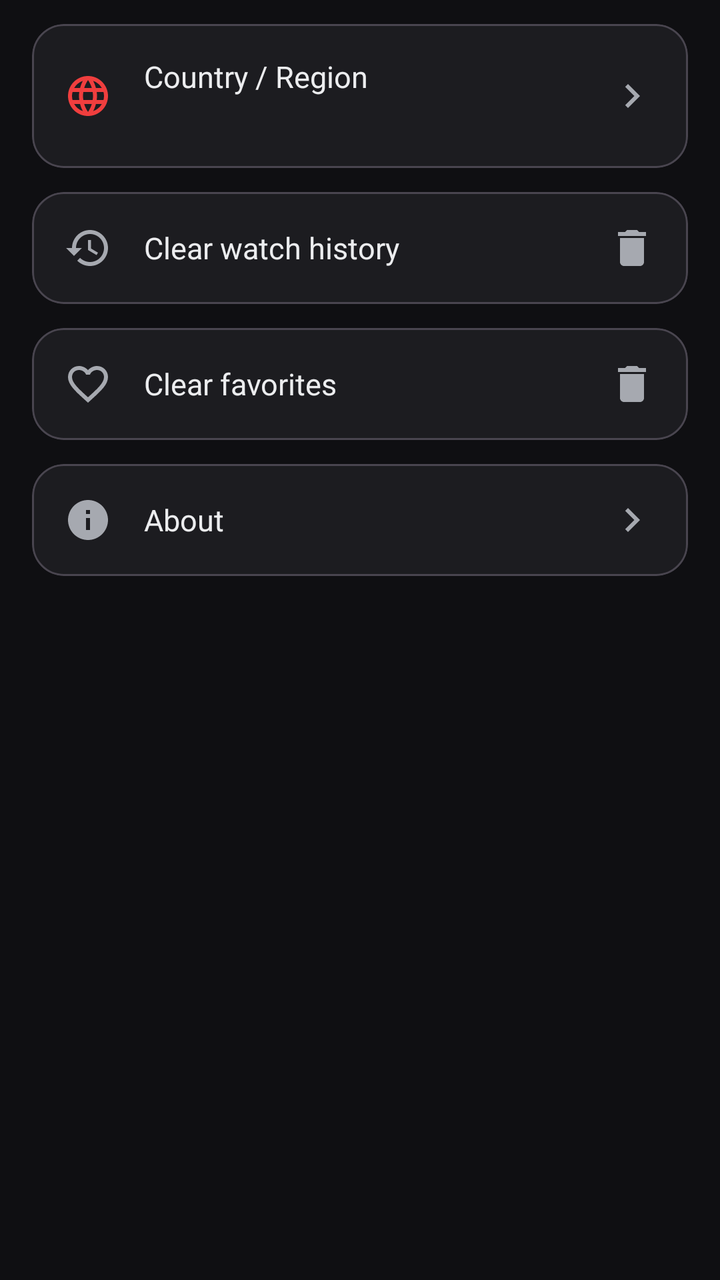
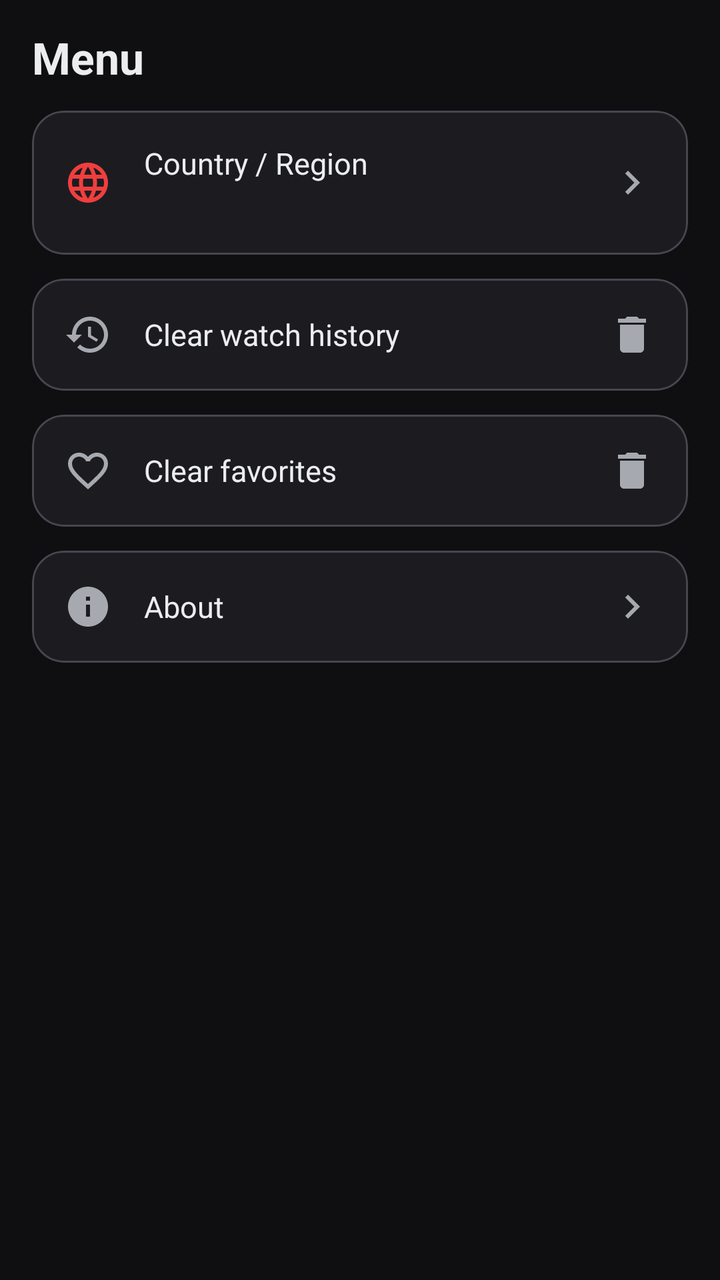

The first picture is an Android layout as it rendered before a commit; the second is the same layout after the commit. The layout source and the unified diff follow.
<!-- AndroidManifest.xml: application theme Theme.SparkTube -->
<!-- res/layout/fragment_menu.xml -->
<?xml version="1.0" encoding="utf-8"?>
<ScrollView xmlns:android="http://schemas.android.com/apk/res/android"
    xmlns:app="http://schemas.android.com/apk/res-auto"
    android:layout_width="match_parent"
    android:layout_height="match_parent"
    android:background="@color/bg"
    android:clipToPadding="false"
    android:paddingBottom="110dp">

    <LinearLayout
        android:layout_width="match_parent"
        android:layout_height="wrap_content"
        android:orientation="vertical"
        android:paddingStart="16dp"
        android:paddingTop="12dp"
        android:paddingEnd="16dp"
        android:paddingBottom="16dp">

        <com.google.android.material.card.MaterialCardView
            android:id="@+id/rowCountry"
            android:layout_width="match_parent"
            android:layout_height="wrap_content"
            android:layout_marginBottom="12dp"
            android:clickable="true"
            android:focusable="true"
            app:cardBackgroundColor="@color/surface"
            app:cardCornerRadius="16dp"
            app:cardElevation="0dp"
            app:rippleColor="#33F03E3E">

            <LinearLayout
                android:layout_width="match_parent"
                android:layout_height="wrap_content"
                android:gravity="center_vertical"
                android:orientation="horizontal"
                android:padding="16dp">

                <ImageView
                    android:layout_width="24dp"
                    android:layout_height="24dp"
                    android:importantForAccessibility="no"
                    android:src="@drawable/ic_globe"
                    app:tint="@color/spark_red" />

                <LinearLayout
                    android:layout_width="0dp"
                    android:layout_height="wrap_content"
                    android:layout_marginStart="16dp"
                    android:layout_weight="1"
                    android:orientation="vertical">

                    <TextView
                        android:layout_width="wrap_content"
                        android:layout_height="wrap_content"
                        android:text="@string/country_region"
                        android:textColor="@color/on_surface"
                        android:textSize="15sp" />

                    <TextView
                        android:id="@+id/countryValue"
                        android:layout_width="wrap_content"
                        android:layout_height="wrap_content"
                        android:layout_marginTop="2dp"
                        android:textColor="@color/on_surface_variant"
                        android:textSize="13sp" />
                </LinearLayout>

                <ImageView
                    android:layout_width="24dp"
                    android:layout_height="24dp"
                    android:importantForAccessibility="no"
                    android:src="@drawable/ic_chevron_right"
                    app:tint="@color/on_surface_variant" />
            </LinearLayout>
        </com.google.android.material.card.MaterialCardView>

        <com.google.android.material.card.MaterialCardView
            android:id="@+id/rowClearHistory"
            android:layout_width="match_parent"
            android:layout_height="wrap_content"
            android:layout_marginBottom="12dp"
            android:clickable="true"
            android:focusable="true"
            app:cardBackgroundColor="@color/surface"
            app:cardCornerRadius="16dp"
            app:cardElevation="0dp">

            <LinearLayout
                android:layout_width="match_parent"
                android:layout_height="wrap_content"
                android:gravity="center_vertical"
                android:orientation="horizontal"
                android:padding="16dp">

                <ImageView
                    android:layout_width="24dp"
                    android:layout_height="24dp"
                    android:importantForAccessibility="no"
                    android:src="@drawable/ic_history"
                    app:tint="@color/on_surface_variant" />

                <TextView
                    android:layout_width="0dp"
                    android:layout_height="wrap_content"
                    android:layout_marginStart="16dp"
                    android:layout_weight="1"
                    android:text="@string/clear_history"
                    android:textColor="@color/on_surface"
                    android:textSize="15sp" />

                <ImageView
                    android:layout_width="24dp"
                    android:layout_height="24dp"
                    android:importantForAccessibility="no"
                    android:src="@drawable/ic_delete"
                    app:tint="@color/on_surface_variant" />
            </LinearLayout>
        </com.google.android.material.card.MaterialCardView>

        <com.google.android.material.card.MaterialCardView
            android:id="@+id/rowClearFavorites"
            android:layout_width="match_parent"
            android:layout_height="wrap_content"
            android:layout_marginBottom="12dp"
            android:clickable="true"
            android:focusable="true"
            app:cardBackgroundColor="@color/surface"
            app:cardCornerRadius="16dp"
            app:cardElevation="0dp">

            <LinearLayout
                android:layout_width="match_parent"
                android:layout_height="wrap_content"
                android:gravity="center_vertical"
                android:orientation="horizontal"
                android:padding="16dp">

                <ImageView
                    android:layout_width="24dp"
                    android:layout_height="24dp"
                    android:importantForAccessibility="no"
                    android:src="@drawable/ic_favorite_border"
                    app:tint="@color/on_surface_variant" />

                <TextView
                    android:layout_width="0dp"
                    android:layout_height="wrap_content"
                    android:layout_marginStart="16dp"
                    android:layout_weight="1"
                    android:text="@string/clear_favorites"
                    android:textColor="@color/on_surface"
                    android:textSize="15sp" />

                <ImageView
                    android:layout_width="24dp"
                    android:layout_height="24dp"
                    android:importantForAccessibility="no"
                    android:src="@drawable/ic_delete"
                    app:tint="@color/on_surface_variant" />
            </LinearLayout>
        </com.google.android.material.card.MaterialCardView>

        <com.google.android.material.card.MaterialCardView
            android:id="@+id/rowAbout"
            android:layout_width="match_parent"
            android:layout_height="wrap_content"
            android:layout_marginBottom="12dp"
            android:clickable="true"
            android:focusable="true"
            app:cardBackgroundColor="@color/surface"
            app:cardCornerRadius="16dp"
            app:cardElevation="0dp">

            <LinearLayout
                android:layout_width="match_parent"
                android:layout_height="wrap_content"
                android:gravity="center_vertical"
                android:orientation="horizontal"
                android:padding="16dp">

                <ImageView
                    android:layout_width="24dp"
                    android:layout_height="24dp"
                    android:importantForAccessibility="no"
                    android:src="@drawable/ic_info"
                    app:tint="@color/on_surface_variant" />

                <TextView
                    android:layout_width="0dp"
                    android:layout_height="wrap_content"
                    android:layout_marginStart="16dp"
                    android:layout_weight="1"
                    android:text="@string/about"
                    android:textColor="@color/on_surface"
                    android:textSize="15sp" />

                <ImageView
                    android:layout_width="24dp"
                    android:layout_height="24dp"
                    android:importantForAccessibility="no"
                    android:src="@drawable/ic_chevron_right"
                    app:tint="@color/on_surface_variant" />
            </LinearLayout>
        </com.google.android.material.card.MaterialCardView>

        <TextView
            android:id="@+id/version"
            android:layout_width="match_parent"
            android:layout_height="wrap_content"
            android:layout_marginTop="8dp"
            android:gravity="center"
            android:textColor="@color/on_surface_variant"
            android:textSize="12sp" />
    </LinearLayout>
</ScrollView>
<!-- resources referenced by this layout -->
<resources>
  <color name="bg">#0F0F12</color>
  <color name="on_surface">#ECEDEF</color>
  <color name="on_surface_variant">#A6A9B0</color>
  <color name="spark_red">#F03E3E</color>
  <color name="surface">#1C1C20</color>
  <!-- drawable ic_chevron_right (drawable) -->
  <vector xmlns:android="http://schemas.android.com/apk/res/android"
      android:width="24dp"
      android:height="24dp"
      android:viewportWidth="24"
      android:viewportHeight="24"
      android:tint="?attr/colorControlNormal">
      <path
          android:fillColor="@android:color/white"
          android:pathData="M10,6L8.59,7.41 13.17,12l-4.58,4.59L10,18l6,-6z"/>
  </vector>
  <!-- drawable ic_delete (drawable) -->
  <vector xmlns:android="http://schemas.android.com/apk/res/android"
      android:width="24dp"
      android:height="24dp"
      android:viewportWidth="24"
      android:viewportHeight="24"
      android:tint="?attr/colorControlNormal">
      <path
          android:fillColor="@android:color/white"
          android:pathData="M6,19c0,1.1 0.9,2 2,2h8c1.1,0 2,-0.9 2,-2V7H6v12zM19,4h-3.5l-1,-1h-5l-1,1H5v2h14V4z"/>
  </vector>
  <!-- drawable ic_favorite_border (drawable) -->
  <vector xmlns:android="http://schemas.android.com/apk/res/android"
      android:width="24dp"
      android:height="24dp"
      android:viewportWidth="24"
      android:viewportHeight="24"
      android:tint="?attr/colorControlNormal">
      <path
          android:fillColor="@android:color/white"
          android:pathData="M16.5,3c-1.74,0 -3.41,0.81 -4.5,2.09C10.91,3.81 9.24,3 7.5,3 4.42,3 2,5.42 2,8.5c0,3.78 3.4,6.86 8.55,11.54L12,21.35l1.45,-1.32C18.6,15.36 22,12.28 22,8.5 22,5.42 19.58,3 16.5,3zM12.1,18.55l-0.1,0.1 -0.1,-0.1C7.14,14.24 4,11.39 4,8.5 4,6.5 5.5,5 7.5,5c1.54,0 3.04,0.99 3.57,2.36h1.87C13.46,5.99 14.96,5 16.5,5c2,0 3.5,1.5 3.5,3.5 0,2.89 -3.14,5.74 -7.9,10.05z"/>
  </vector>
  <!-- drawable ic_history (drawable) -->
  <vector xmlns:android="http://schemas.android.com/apk/res/android"
      android:width="24dp"
      android:height="24dp"
      android:viewportWidth="24"
      android:viewportHeight="24"
      android:tint="?attr/colorControlNormal">
      <path
          android:fillColor="@android:color/white"
          android:pathData="M13,3c-4.97,0 -9,4.03 -9,9H1l3.89,3.89 0.07,0.14L9,12H6c0,-3.87 3.13,-7 7,-7s7,3.13 7,7 -3.13,7 -7,7c-1.93,0 -3.68,-0.79 -4.94,-2.06l-1.42,1.42C8.27,19.99 10.51,21 13,21c4.97,0 9,-4.03 9,-9s-4.03,-9 -9,-9zM12,8v5l4.28,2.54 0.72,-1.21 -3.5,-2.08V8h-1.5z"/>
  </vector>
  <!-- drawable ic_info (drawable) -->
  <vector xmlns:android="http://schemas.android.com/apk/res/android"
      android:width="24dp"
      android:height="24dp"
      android:viewportWidth="24"
      android:viewportHeight="24"
      android:tint="?attr/colorControlNormal">
      <path
          android:fillColor="@android:color/white"
          android:pathData="M12,2C6.48,2 2,6.48 2,12s4.48,10 10,10 10,-4.48 10,-10S17.52,2 12,2zM13,17h-2v-6h2v6zM13,9h-2V7h2v2z"/>
  </vector>
  <string name="about">About</string>
  <string name="clear_favorites">Clear favorites</string>
  <string name="clear_history">Clear watch history</string>
  <string name="country_region">Country / Region</string>
  <color name="white">#FFFFFFFF</color>
  <color name="outline">#464A52</color>
  <!-- unchanged entries left out for length: 2 -->
</resources>

<!-- the commit's change to res/layout/fragment_menu.xml (unified diff, before → after) -->
@@ -12,9 +12,18 @@
         android:layout_height="wrap_content"
         android:orientation="vertical"
         android:paddingStart="16dp"
-        android:paddingTop="12dp"
+        android:paddingTop="14dp"
         android:paddingEnd="16dp"
         android:paddingBottom="16dp">
+
+        <TextView
+            android:layout_width="wrap_content"
+            android:layout_height="wrap_content"
+            android:layout_marginBottom="12dp"
+            android:text="@string/tab_menu"
+            android:textColor="@color/on_surface"
+            android:textSize="22sp"
+            android:textStyle="bold" />
 
         <com.google.android.material.card.MaterialCardView
             android:id="@+id/rowCountry"
<!-- resource entries referenced after the edit -->
@@ -64,6 +64,7 @@
   <string name="clear_favorites">Clear favorites</string>
   <string name="clear_history">Clear watch history</string>
   <string name="country_region">Country / Region</string>
+  <string name="tab_menu">Menu</string>
   <color name="white">#FFFFFFFF</color>
   <color name="outline">#464A52</color>
   <!-- unchanged entries left out for length: 2 -->
